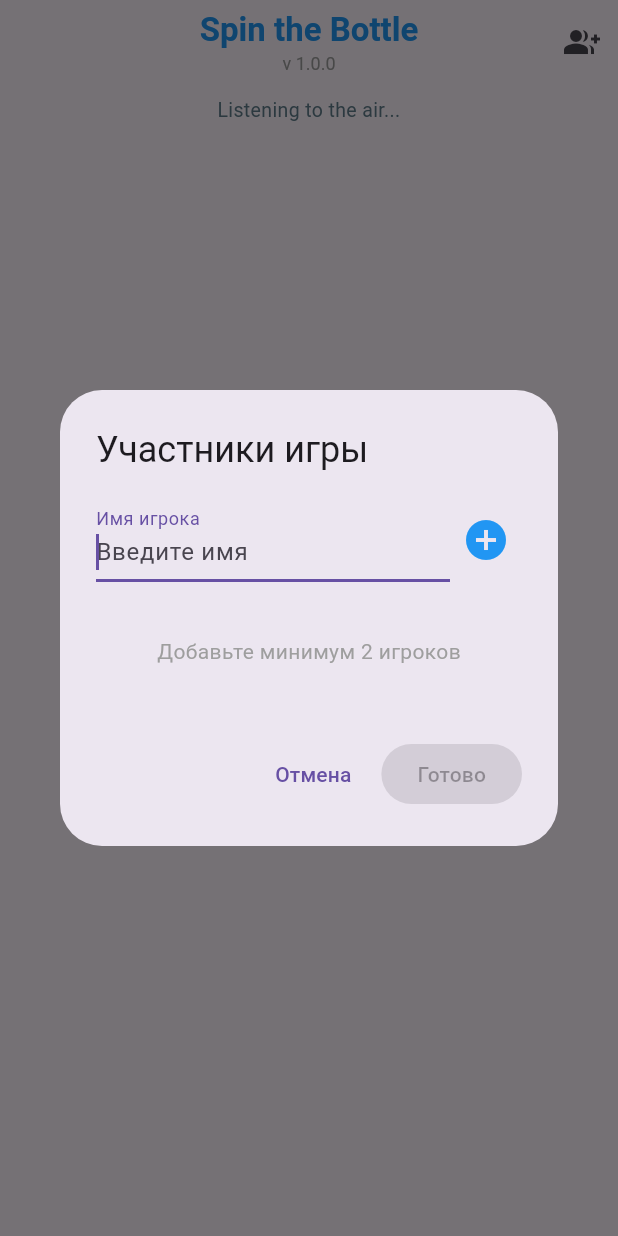
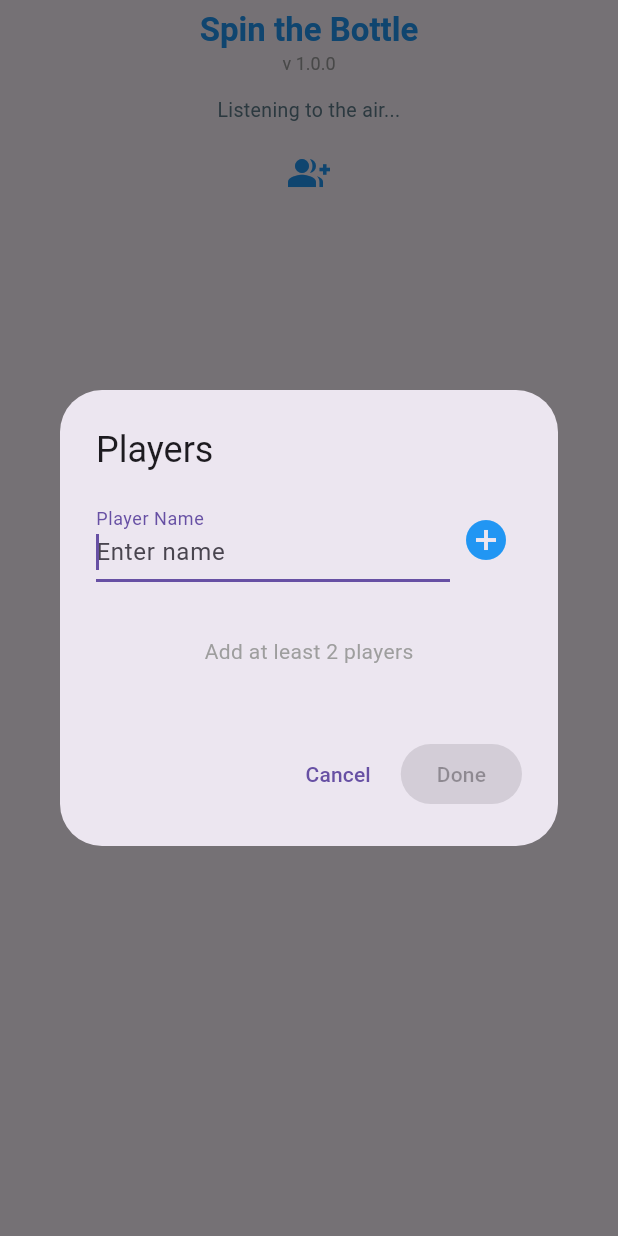
Before and after one commit to DenisPaleha/spin-the-bottle, a Flutter app: the screen it shows after launch, after a tap on the "group add" icon, on a phone screen of 412 x 824 dp. Run offline on Flutter 3.47's test engine with Material 3 defaults, Android fonts, the phone set to English and light mode, and no system bars; our stand-ins replace audioplayers, flutter_blue_plus, package_info_plus, shared_preferences.

Commit message:
localize UI to English and move player management button

```diff
--- a/lib/game_page.dart
+++ b/lib/game_page.dart
@@ -36,7 +36,7 @@ class _GamePageState extends State<GamePage> with TickerProviderStateMixin {
   late final AudioPlayer _audioPlayer;
 
   GameState _gameState = GameState.setup;
-  String _bleStatus = "Поиск эфира...";
+  String _bleStatus = "Scanning for spinner...";
   String _appVersion = '';
 
   List<Player> _players = [];
@@ -306,7 +306,7 @@ class _GamePageState extends State<GamePage> with TickerProviderStateMixin {
           .showSnackBar(
         SnackBar(
           content: Text(
-            'Крутите сильнее! Всего $totalDelta об. (нужно ≥ 21)',
+            'Spin harder! Only $totalDelta revs (need ≥ 21)',
             style: const TextStyle(fontWeight: FontWeight.bold, color: Colors.white),
           ),
           backgroundColor: _brandBlue,
@@ -421,6 +421,9 @@ class _GamePageState extends State<GamePage> with TickerProviderStateMixin {
 
   @override
   Widget build(BuildContext context) {
+    final bool canEditPlayers =
+        _gameState == GameState.ready || _gameState == GameState.setup || _gameState == GameState.cooldown;
+
     return Scaffold(
       appBar: AppBar(
         title: Column(
@@ -445,26 +448,22 @@ class _GamePageState extends State<GamePage> with TickerProviderStateMixin {
           ],
         ),
         centerTitle: true,
-        actions: [
-          IconButton(
-            icon: const Icon(Icons.group_add),
-            tooltip: 'Настроить игроков',
-            onPressed: (_gameState == GameState.ready || _gameState == GameState.setup)
-                ? _openPlayerDialog
-                : null,
-          ),
-        ],
       ),
       body: SafeArea(
         child: Column(
           children: [
-            Padding(
-              padding: const EdgeInsets.symmetric(vertical: 8.0),
-              child: Text(
-                _bleStatus,
-                style: const TextStyle(fontSize: 13, color: Colors.blueGrey),
-                textAlign: TextAlign.center,
-              ),
+            const SizedBox(height: 8),
+            Text(
+              _bleStatus,
+              style: const TextStyle(fontSize: 13, color: Colors.blueGrey),
+              textAlign: TextAlign.center,
+            ),
+            const SizedBox(height: 8),
+            // Иконка настройки участников по центру под статусной строкой
+            IconButton(
+              icon: const Icon(Icons.group_add, color: _brandBlue, size: 28),
+              tooltip: 'Manage Players',
+              onPressed: canEditPlayers ? _openPlayerDialog : null,
             ),
             Expanded(
               child: Center(
@@ -477,7 +476,7 @@ class _GamePageState extends State<GamePage> with TickerProviderStateMixin {
                     ElevatedButton.icon(
                       onPressed: _openPlayerDialog,
                       icon: const Icon(Icons.add),
-                      label: const Text('Добавить участников'),
+                      label: const Text('Add Players'),
                     ),
                   ],
                 )
@@ -515,7 +514,7 @@ class _GamePageState extends State<GamePage> with TickerProviderStateMixin {
           mainAxisAlignment: MainAxisAlignment.center,
           children: [
             Text(
-              'Крутите спиннер!',
+              'Spin the spinner!',
               style: TextStyle(
                 fontSize: 24,
                 fontWeight: FontWeight.bold,
@@ -524,7 +523,7 @@ class _GamePageState extends State<GamePage> with TickerProviderStateMixin {
             ),
             SizedBox(height: 4),
             Text(
-              'или нажмите на диск для сброса',
+              'or tap the wheel to reset',
               style: TextStyle(fontSize: 14, color: Colors.grey),
             ),
           ],
@@ -536,7 +535,7 @@ class _GamePageState extends State<GamePage> with TickerProviderStateMixin {
           mainAxisAlignment: MainAxisAlignment.center,
           children: [
             const Text(
-              'Вращается...',
+              'Spinning...',
               style: TextStyle(
                 fontSize: 26,
                 fontWeight: FontWeight.bold,
@@ -545,7 +544,7 @@ class _GamePageState extends State<GamePage> with TickerProviderStateMixin {
             ),
             const SizedBox(height: 4),
             Text(
-              'Оборотов: $currentDelta',
+              'Revolutions: $currentDelta',
               style: const TextStyle(fontSize: 18, color: Colors.grey),
             ),
           ],
@@ -562,7 +561,7 @@ class _GamePageState extends State<GamePage> with TickerProviderStateMixin {
           children: [
             if (_winningIndex != null) ...[
               Text(
-                'Выбрано: $winnerName!',
+                'Selected: $winnerName!',
                 style: TextStyle(
                   fontSize: 24,
                   fontWeight: FontWeight.bold,
@@ -572,7 +571,7 @@ class _GamePageState extends State<GamePage> with TickerProviderStateMixin {
               const SizedBox(height: 4),
             ],
             Text(
-              'Следующий раунд: $_cooldownSecondsRemaining с (или нажмите диск)',
+              'Next round in: ${_cooldownSecondsRemaining}s (or tap wheel)',
               style: const TextStyle(fontSize: 14, color: Colors.blueGrey),
             ),
           ],
--- a/lib/widgets/player_input_dialog.dart
+++ b/lib/widgets/player_input_dialog.dart
@@ -78,7 +78,6 @@ class _PlayerInputDialogState extends State<PlayerInputDialog> {
     if (name.isEmpty) return;
 
     setState(() {
-      // Вставляем новое имя на первое место, чтобы старые уходили вниз
       _playerNames.insert(0, name);
       _nameController.clear();
     });
@@ -95,7 +94,7 @@ class _PlayerInputDialogState extends State<PlayerInputDialog> {
     final currentPlayers = _buildBalancedPlayers();
 
     return AlertDialog(
-      title: const Text('Участники игры'),
+      title: const Text('Players'),
       content: SingleChildScrollView(
         child: SizedBox(
           width: double.maxFinite,
@@ -110,8 +109,8 @@ class _PlayerInputDialogState extends State<PlayerInputDialog> {
                       autofocus: true,
                       textCapitalization: TextCapitalization.sentences,
                       decoration: const InputDecoration(
-                        labelText: 'Имя игрока',
-                        hintText: 'Введите имя',
+                        labelText: 'Player Name',
+                        hintText: 'Enter name',
                       ),
                       onSubmitted: (_) => _addPlayer(),
                     ),
@@ -127,7 +126,7 @@ class _PlayerInputDialogState extends State<PlayerInputDialog> {
                 const Padding(
                   padding: EdgeInsets.symmetric(vertical: 24.0),
                   child: Text(
-                    'Добавьте минимум 2 игроков',
+                    'Add at least 2 players',
                     style: TextStyle(color: Colors.grey),
                   ),
                 )
@@ -163,13 +162,13 @@ class _PlayerInputDialogState extends State<PlayerInputDialog> {
       actions: [
         TextButton(
           onPressed: () => Navigator.of(context).pop(),
-          child: const Text('Отмена'),
+          child: const Text('Cancel'),
         ),
         ElevatedButton(
           onPressed: currentPlayers.length >= 2
               ? () => Navigator.of(context).pop(currentPlayers)
               : null,
-          child: const Text('Готово'),
+          child: const Text('Done'),
         ),
       ],
     );
```
